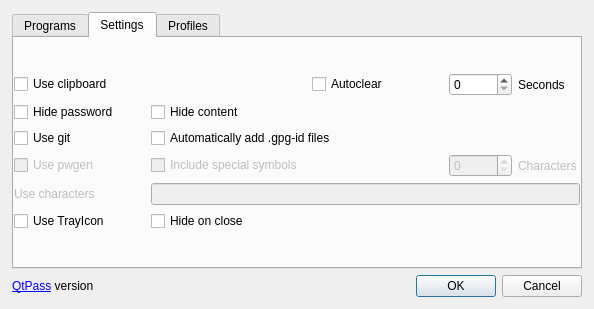
IJHack/QtPass, file dialog.ui: the form before one commit.
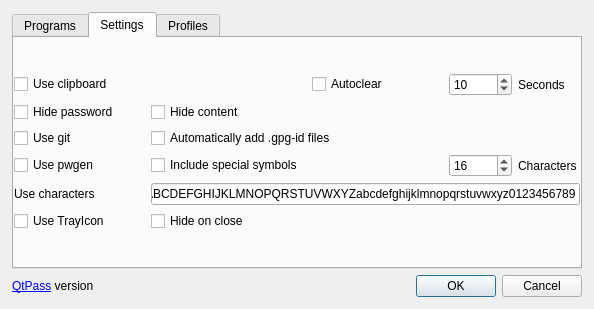
The form after the commit. The open tabs and pages were chosen to show the change.

```diff
--- a/dialog.ui
+++ b/dialog.ui
@@ -213,14 +213,20 @@
            <item>
             <widget class="QSpinBox" name="spinBoxPasswordLength">
              <property name="enabled">
-              <bool>false</bool>
+              <bool>true</bool>
+             </property>
+             <property name="minimum">
+              <number>8</number>
+             </property>
+             <property name="value">
+              <number>16</number>
              </property>
             </widget>
            </item>
            <item>
             <widget class="QLabel" name="labelLength">
              <property name="enabled">
-              <bool>false</bool>
+              <bool>true</bool>
              </property>
              <property name="text">
               <string>Characters</string>
@@ -239,7 +245,7 @@
          <item row="3" column="0">
           <widget class="QCheckBox" name="checkBoxUsPwgen">
            <property name="enabled">
-            <bool>false</bool>
+            <bool>true</bool>
            </property>
            <property name="text">
             <string>Use pwgen</string>
@@ -256,7 +262,14 @@
          <item row="0" column="3">
           <layout class="QHBoxLayout" name="horizontalLayout">
            <item>
-            <widget class="QSpinBox" name="spinBoxAutoclearSeconds"/>
+            <widget class="QSpinBox" name="spinBoxAutoclearSeconds">
+             <property name="minimum">
+              <number>5</number>
+             </property>
+             <property name="value">
+              <number>10</number>
+             </property>
+            </widget>
            </item>
            <item>
             <widget class="QLabel" name="labelSeconds">
@@ -308,7 +321,7 @@
          <item row="3" column="1">
           <widget class="QCheckBox" name="checkBoxUseSymbols">
            <property name="enabled">
-            <bool>false</bool>
+            <bool>true</bool>
            </property>
            <property name="text">
             <string>Include special symbols </string>
@@ -325,14 +338,17 @@
          <item row="4" column="1" colspan="3">
           <widget class="QLineEdit" name="lineEditPasswordChars">
            <property name="enabled">
-            <bool>false</bool>
+            <bool>true</bool>
+           </property>
+           <property name="text">
+            <string>ABCDEFGHIJKLMNOPQRSTUVWXYZabcdefghijklmnopqrstuvwxyz0123456789</string>
            </property>
           </widget>
          </item>
          <item row="4" column="0">
           <widget class="QLabel" name="labelPasswordChars">
            <property name="enabled">
-            <bool>false</bool>
+            <bool>true</bool>
            </property>
            <property name="text">
             <string>Use characters</string>
```
Left out of the diff: 2 changed lines with no effect on the pictures.
